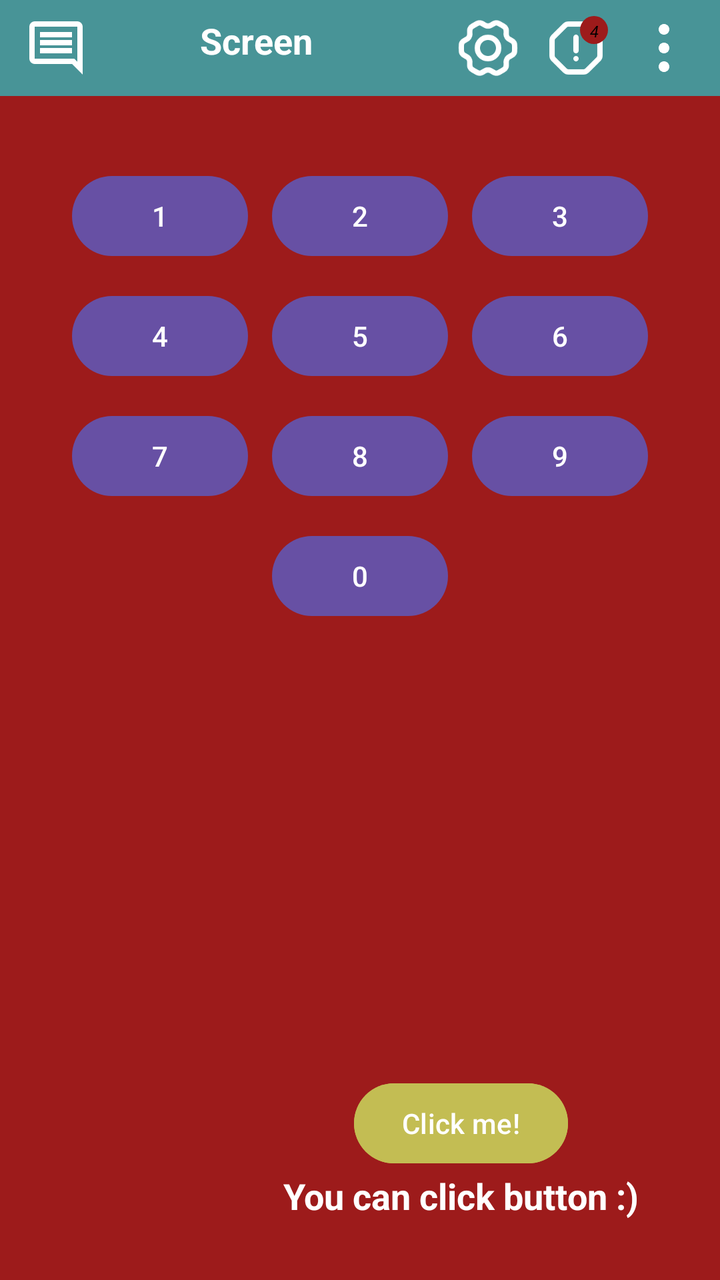
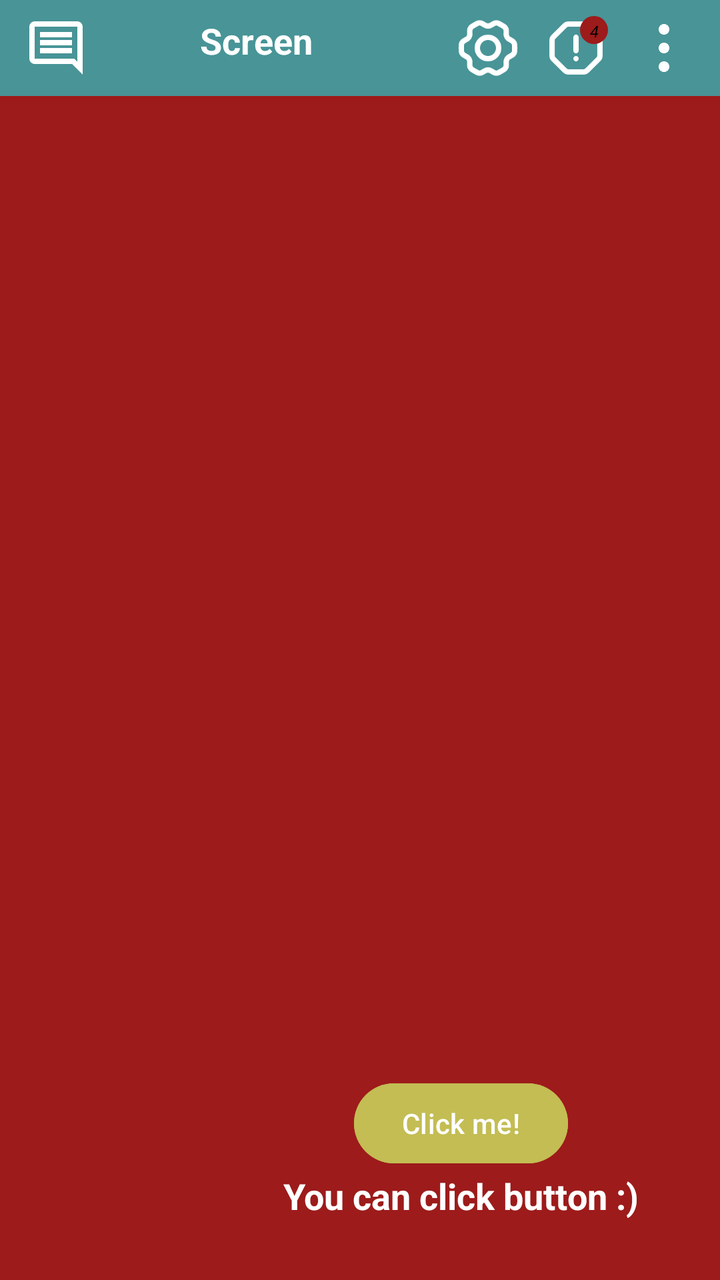

An Android layout rendered at two revisions. The XML below is the earlier revision; the diff shows what the commit changed to produce the second picture.
<!-- AndroidManifest.xml: application theme Theme.MyAndroidGroupV3 -->
<!-- res/layout/activity_main.xml -->
<?xml version="1.0" encoding="utf-8"?>
<androidx.constraintlayout.widget.ConstraintLayout xmlns:android="http://schemas.android.com/apk/res/android"
    xmlns:app="http://schemas.android.com/apk/res-auto"
    xmlns:tools="http://schemas.android.com/tools"
    android:id="@+id/main"
    android:orientation="vertical"
    android:layout_width="match_parent"
    android:gravity="center"
    android:layout_height="match_parent"
    android:background="@color/myCustomColor"
    tools:context=".MainActivity">

    <LinearLayout
        android:id="@+id/toolBar"
        android:layout_width="match_parent"
        android:layout_height="wrap_content"
        android:layout_alignParentTop="true"
        android:background="#489497"
        android:orientation="horizontal"
        app:layout_constraintTop_toTopOf="parent"
        android:paddingHorizontal="12dp"
        android:paddingVertical="8dp">

        <ImageView
            android:id="@+id/menuImageView"
            android:layout_width="32dp"
            android:layout_height="32dp"
            android:src="@drawable/ic_menu"
            app:tint="@color/white" />

        <TextView
            android:id="@+id/toolBarTitleTextView"
            android:layout_width="0dp"
            android:layout_height="wrap_content"
            android:layout_weight="1"
            android:maxLines="1"
            android:text="Screen \n aaaaa \n aaa \n sad \n adjabjscba"
            android:textAlignment="center"
            android:textColor="@color/white"
            android:textSize="18sp"
            android:textStyle="bold" />

        <ImageView
            android:id="@+id/settingsImageView"
            android:layout_width="32dp"
            android:layout_height="32dp"
            android:layout_marginStart="12dp"
            android:src="@drawable/ic_settings"
            app:tint="@color/white" />

        <FrameLayout
            android:layout_width="32dp"
            android:layout_height="32dp"
            android:layout_marginStart="12dp">

            <ImageView
                android:id="@+id/alertImageView"
                android:layout_width="32dp"
                android:layout_height="32dp"
                android:src="@drawable/ic_alert"
                app:tint="@color/white" />

            <TextView
                android:id="@+id/notificationCounterTextView"
                android:layout_width="14dp"
                android:layout_height="14dp"
                android:layout_gravity="top|end"
                android:background="@drawable/bg_notification_counter"
                android:backgroundTint="@color/myCustomColor"
                android:gravity="center"
                android:padding="2dp"
                android:text="4"
                android:textColor="@color/black"
                android:textSize="8sp"
                android:textStyle="italic" />
        </FrameLayout>

        <ImageView
            android:id="@+id/dotsImageView"
            android:layout_width="32dp"
            android:layout_height="32dp"
            android:layout_marginStart="12dp"
            android:src="@drawable/ic_dots"
            app:tint="@color/white" />
    </LinearLayout>

    <Button
        android:id="@+id/myButton"
        android:layout_width="wrap_content"
        android:layout_height="wrap_content"
        android:backgroundTint="#C3BD53"
        android:text="Click me!"
        app:layout_constraintBottom_toBottomOf="parent"
        app:layout_constraintStart_toStartOf="parent"
        app:layout_constraintEnd_toEndOf="parent"
        app:layout_constraintTop_toBottomOf="@id/toolBar"
        app:layout_constraintHorizontal_bias="0.7"
        app:layout_constraintVertical_bias="0.9"/>

    <TextView
        android:id="@+id/actionDescTextView"
        android:layout_width="wrap_content"
        android:layout_height="wrap_content"
        android:text="You can click button :)"
        android:textAlignment="center"
        android:textColor="@color/white"
        android:textSize="18sp"
        android:textStyle="bold"
        app:layout_constraintTop_toBottomOf="@id/myButton"
        app:layout_constraintStart_toStartOf="@id/myButton"
        app:layout_constraintEnd_toEndOf="@id/myButton"
        />

    <GridLayout
        android:id="@+id/numberPadGridView"
        android:layout_width="wrap_content"
        android:layout_height="wrap_content"
        android:alignmentMode="alignMargins"
        android:orientation="horizontal"
        app:layout_constraintStart_toStartOf="parent"
        app:layout_constraintEnd_toEndOf="parent"
        android:columnCount="3"
        app:layout_constraintTop_toBottomOf="@id/toolBar"
        android:layout_marginTop="36dp"
        android:layout_marginHorizontal="24dp">

        <Button
            android:id="@+id/button1"
            android:text="1"
            android:layout_marginEnd="12dp"
            android:layout_width="wrap_content"
            android:layout_height="wrap_content"/>

        <Button
            android:id="@+id/button2"
            android:text="2"
            android:layout_width="wrap_content"
            android:layout_height="wrap_content"/>

        <Button
            android:id="@+id/button3"
            android:text="3"
            android:layout_marginBottom="12dp"
            android:layout_width="wrap_content"
            android:layout_height="wrap_content"/>

        <Button
            android:id="@+id/button4"
            android:text="4"
            android:layout_width="wrap_content"
            android:layout_height="wrap_content"/>

        <Button
            android:id="@+id/button5"
            android:text="5"
            android:layout_width="wrap_content"
            android:layout_height="wrap_content"/>

        <Button
            android:id="@+id/button6"
            android:text="6"
            android:layout_marginBottom="12dp"
            android:layout_width="wrap_content"
            android:layout_height="wrap_content"/>

        <Button
            android:id="@+id/button7"
            android:text="7"
            android:layout_width="wrap_content"
            android:layout_height="wrap_content"/>

        <Button
            android:id="@+id/button8"
            android:text="8"
            android:layout_marginEnd="12dp"
            android:layout_width="wrap_content"
            android:layout_height="wrap_content"/>

        <Button
            android:id="@+id/button9"
            android:text="9"
            android:layout_marginBottom="12dp"
            android:layout_width="wrap_content"
            android:layout_height="wrap_content"/>

        <Button
            android:visibility="invisible"
            android:layout_width="wrap_content"
            android:layout_height="wrap_content"/>

        <Button
            android:id="@+id/button0"
            android:text="0"
            android:layout_width="wrap_content"
            android:layout_height="wrap_content"/>
    </GridLayout>


</androidx.constraintlayout.widget.ConstraintLayout>
<!-- resources referenced by this layout -->
<resources>
  <color name="black">#FF000000</color>
  <color name="myCustomColor">#9D1B1B</color>
  <color name="white">#FFFFFFFF</color>
  <!-- drawable bg_notification_counter (drawable) -->
  <?xml version="1.0" encoding="utf-8"?>
  <shape xmlns:android="http://schemas.android.com/apk/res/android"
      android:shape="rectangle">
      <corners android:radius="50dp"/>
  </shape>
  <!-- drawable ic_alert (drawable) -->
  <vector xmlns:android="http://schemas.android.com/apk/res/android" android:height="24dp" android:viewportHeight="24" android:viewportWidth="24" android:width="24dp">
        
      <path android:fillColor="#00000000" android:pathData="M3,9.228V14.772C3,15.302 3.211,15.811 3.586,16.186L7.814,20.414C8.189,20.789 8.698,21 9.228,21H14.772C15.302,21 15.811,20.789 16.186,20.414L20.414,16.186C20.789,15.811 21,15.302 21,14.772V9.228C21,8.698 20.789,8.189 20.414,7.814L16.186,3.586C15.811,3.211 15.302,3 14.772,3H9.228C8.698,3 8.189,3.211 7.814,3.586L3.586,7.814C3.211,8.189 3,8.698 3,9.228Z" android:strokeColor="#323232" android:strokeLineCap="round" android:strokeLineJoin="round" android:strokeWidth="2"/>
        
      <path android:fillColor="#00000000" android:pathData="M12,8V13" android:strokeColor="#323232" android:strokeLineCap="round" android:strokeWidth="2"/>
        
      <path android:fillColor="#00000000" android:pathData="M12,16V15.989" android:strokeColor="#323232" android:strokeLineCap="round" android:strokeWidth="2"/>
      
  </vector>
  <!-- drawable ic_dots (drawable) -->
  <vector xmlns:android="http://schemas.android.com/apk/res/android" android:height="24dp" android:viewportHeight="24" android:viewportWidth="24" android:width="24dp">
        
      <path android:fillColor="#000000" android:pathData="M12,3L12,3A2,2 0,0 1,14 5L14,5A2,2 0,0 1,12 7L12,7A2,2 0,0 1,10 5L10,5A2,2 0,0 1,12 3z"/>
        
      <path android:fillColor="#000000" android:pathData="M12,10L12,10A2,2 0,0 1,14 12L14,12A2,2 0,0 1,12 14L12,14A2,2 0,0 1,10 12L10,12A2,2 0,0 1,12 10z"/>
        
      <path android:fillColor="#000000" android:pathData="M12,17L12,17A2,2 0,0 1,14 19L14,19A2,2 0,0 1,12 21L12,21A2,2 0,0 1,10 19L10,19A2,2 0,0 1,12 17z"/>
      
  </vector>
  <!-- drawable ic_menu (drawable) -->
  <vector xmlns:android="http://schemas.android.com/apk/res/android" android:autoMirrored="true" android:height="24dp" android:tint="#000000" android:viewportHeight="960" android:viewportWidth="960" android:width="24dp">
        
      <path android:fillColor="@android:color/white" android:pathData="M240,560L720,560L720,480L240,480L240,560ZM240,440L720,440L720,360L240,360L240,440ZM240,320L720,320L720,240L240,240L240,320ZM880,880L720,720L160,720Q127,720 103.5,696.5Q80,673 80,640L80,160Q80,127 103.5,103.5Q127,80 160,80L800,80Q833,80 856.5,103.5Q880,127 880,160L880,880ZM160,640L754,640L800,685L800,160Q800,160 800,160Q800,160 800,160L160,160Q160,160 160,160Q160,160 160,160L160,640Q160,640 160,640Q160,640 160,640ZM160,640Q160,640 160,640Q160,640 160,640L160,160Q160,160 160,160Q160,160 160,160L160,160Q160,160 160,160Q160,160 160,160L160,640Z"/>
      
  </vector>
  <!-- drawable ic_settings: vector/xml drawable (drawable, 3752 chars, omitted) -->
  <style name="Theme.MyAndroidGroupV3" parent="Base.Theme.MyAndroidGroupV3" />
  <style name="Base.Theme.MyAndroidGroupV3" parent="Theme.Material3.DayNight.NoActionBar">
          
          
      </style>
</resources>

<!-- the commit's change to res/layout/activity_main.xml (unified diff, before → after) -->
@@ -111,89 +111,4 @@
         app:layout_constraintEnd_toEndOf="@id/myButton"
         />
 
-    <GridLayout
-        android:id="@+id/numberPadGridView"
-        android:layout_width="wrap_content"
-        android:layout_height="wrap_content"
-        android:alignmentMode="alignMargins"
-        android:orientation="horizontal"
-        app:layout_constraintStart_toStartOf="parent"
-        app:layout_constraintEnd_toEndOf="parent"
-        android:columnCount="3"
-        app:layout_constraintTop_toBottomOf="@id/toolBar"
-        android:layout_marginTop="36dp"
-        android:layout_marginHorizontal="24dp">
-
-        <Button
-            android:id="@+id/button1"
-            android:text="1"
-            android:layout_marginEnd="12dp"
-            android:layout_width="wrap_content"
-            android:layout_height="wrap_content"/>
-
-        <Button
-            android:id="@+id/button2"
-            android:text="2"
-            android:layout_width="wrap_content"
-            android:layout_height="wrap_content"/>
-
-        <Button
-            android:id="@+id/button3"
-            android:text="3"
-            android:layout_marginBottom="12dp"
-            android:layout_width="wrap_content"
-            android:layout_height="wrap_content"/>
-
-        <Button
-            android:id="@+id/button4"
-            android:text="4"
-            android:layout_width="wrap_content"
-            android:layout_height="wrap_content"/>
-
-        <Button
-            android:id="@+id/button5"
-            android:text="5"
-            android:layout_width="wrap_content"
-            android:layout_height="wrap_content"/>
-
-        <Button
-            android:id="@+id/button6"
-            android:text="6"
-            android:layout_marginBottom="12dp"
-            android:layout_width="wrap_content"
-            android:layout_height="wrap_content"/>
-
-        <Button
-            android:id="@+id/button7"
-            android:text="7"
-            android:layout_width="wrap_content"
-            android:layout_height="wrap_content"/>
-
-        <Button
-            android:id="@+id/button8"
-            android:text="8"
-            android:layout_marginEnd="12dp"
-            android:layout_width="wrap_content"
-            android:layout_height="wrap_content"/>
-
-        <Button
-            android:id="@+id/button9"
-            android:text="9"
-            android:layout_marginBottom="12dp"
-            android:layout_width="wrap_content"
-            android:layout_height="wrap_content"/>
-
-        <Button
-            android:visibility="invisible"
-            android:layout_width="wrap_content"
-            android:layout_height="wrap_content"/>
-
-        <Button
-            android:id="@+id/button0"
-            android:text="0"
-            android:layout_width="wrap_content"
-            android:layout_height="wrap_content"/>
-    </GridLayout>
-
-
 </androidx.constraintlayout.widget.ConstraintLayout>
